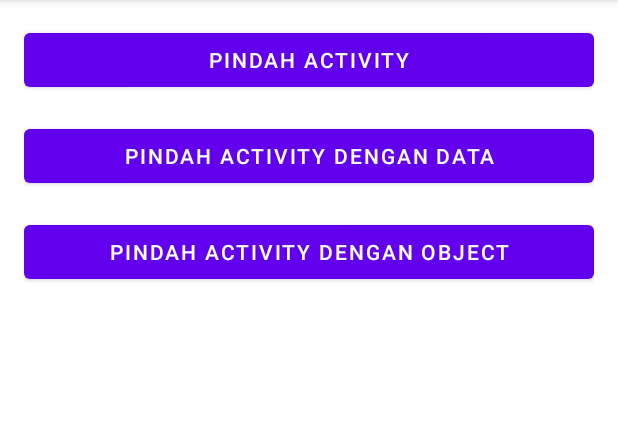
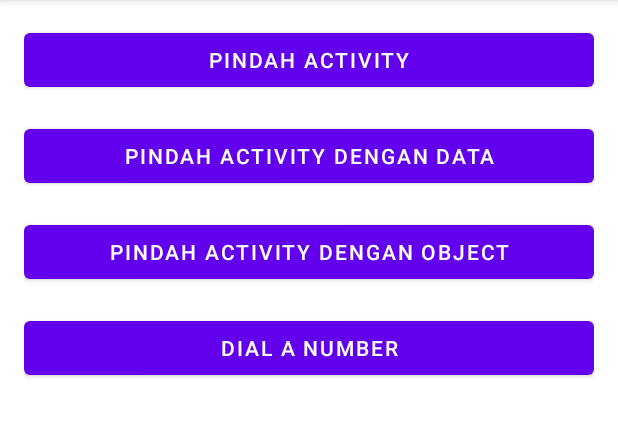
Before and after one commit to nurdinahmadalawiyah/Activity-Intent, an Android app: the screen it shows after launch (MainActivity), on a phone screen of 412 x 824 dp, the part 84-521 px from its top. Run offline under Robolectric (Android 15) with nearby library versions, the phone set to English and light mode, and no system bars.

```diff
--- a/app/src/main/java/com/nurdin/myintentapp/MainActivity.kt
+++ b/app/src/main/java/com/nurdin/myintentapp/MainActivity.kt
@@ -1,6 +1,7 @@
 package com.nurdin.myintentapp
 
 import android.content.Intent
+import android.net.Uri
 import androidx.appcompat.app.AppCompatActivity
 import android.os.Bundle
 import android.view.View
@@ -19,6 +20,9 @@ class MainActivity : AppCompatActivity(), View.OnClickListener {
 
         val btnMoveDataObject:Button = findViewById(R.id.btn_move_activity_object)
         btnMoveDataObject.setOnClickListener(this)
+
+        val btnDialPhone:Button = findViewById(R.id.btn_dial_number)
+        btnDialPhone.setOnClickListener(this)
     }
 
     override fun onClick(v: View?) {
@@ -47,6 +51,12 @@ class MainActivity : AppCompatActivity(), View.OnClickListener {
                 moveWithObjectIntent.putExtra(MoveWithObjectActivity.EXTRA_PERSON, person)
                 startActivity(moveWithObjectIntent)
             }
+
+            R.id.btn_dial_number -> {
+                val phoneNumber = "08977612607"
+                val dialPhoneIntent = Intent(Intent.ACTION_DIAL, Uri.parse("tel:$phoneNumber"))
+                startActivity(dialPhoneIntent)
+            }
         }
     }
 }
--- a/app/src/main/res/layout/activity_main.xml
+++ b/app/src/main/res/layout/activity_main.xml
@@ -26,4 +26,10 @@
         android:layout_marginBottom="16dp"
         android:text="@string/move_with_object" />
 
+    <Button
+        android:id="@+id/btn_dial_number"
+        android:layout_width="match_parent"
+        android:layout_height="wrap_content"
+        android:layout_marginBottom="16dp"
+        android:text="@string/dial_number" />
 </LinearLayout>
```
